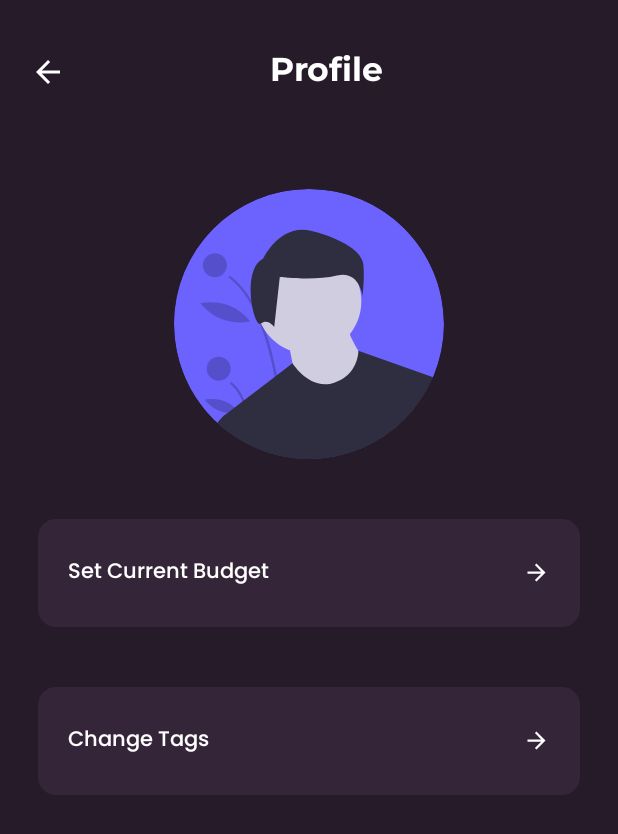
After one commit to Harsh-Pokarna/Wallet-Manager, an Android app: the ProfileActivity screen opened directly, with no data from a screen before it, on a phone screen of 412 x 824 dp. The commit adds this screen. Shown: the top 834 px of the screen. Run offline under Robolectric (Android 15) with nearby library versions, the phone set to English and light mode, and no system bars; our stand-ins replace CircleImageView.

Commit message:
architechture decided

```diff
--- a/app/build.gradle
+++ b/app/build.gradle
@@ -79,4 +79,7 @@ dependencies {
     implementation "androidx.activity:activity-ktx:1.4.0"
     implementation "androidx.fragment:fragment-ktx:1.4.0"
 
+    // Circle ImageView
+    implementation 'de.hdodenhof:circleimageview:3.1.0'
+
 }
--- a/app/src/main/AndroidManifest.xml
+++ b/app/src/main/AndroidManifest.xml
@@ -15,6 +15,9 @@
         android:roundIcon="@mipmap/ic_launcher_round"
         android:supportsRtl="true"
         android:theme="@style/Theme.AppCompat.Light.NoActionBar">
+        <activity
+            android:name=".profile.ProfileActivity"
+            android:exported="false" />
         <activity
             android:name=".profile.TagsActivity"
             android:exported="false" />
--- a/app/src/main/java/com/example/walletmanager/home/DashboardActivity.kt
+++ b/app/src/main/java/com/example/walletmanager/home/DashboardActivity.kt
@@ -94,10 +94,10 @@ class DashboardActivity : AppCompatActivity(), TransactionHistoryAdapter.OnClick
 //            transactionHistoryAdapter.addData(listOfTransactions)
 //        })
 
-        homeViewModel.getAllTransactions().observe(this, {
+        homeViewModel.getAllTransactions().observe(this) {
             Log.e("TAG", "transaction values: $it")
             transactionHistoryAdapter.addData(it)
-        })
+        }
     }
 
     companion object {
@@ -105,7 +105,6 @@ class DashboardActivity : AppCompatActivity(), TransactionHistoryAdapter.OnClick
     }
 
     override fun onDeleteClicked(transaction: Transaction) {
-        Log.e("TAG", "delete click recorded")
         homeViewModel.deleteTransaction(transaction)
     }
 
--- /dev/null
+++ b/app/src/main/java/com/example/walletmanager/profile/ProfileActivity.kt
@@ -0,0 +1,37 @@
+package com.example.walletmanager.profile
+
+import androidx.appcompat.app.AppCompatActivity
+import android.os.Bundle
+import com.example.walletmanager.R
+
+class ProfileActivity : AppCompatActivity() {
+    override fun onCreate(savedInstanceState: Bundle?) {
+        super.onCreate(savedInstanceState)
+        setContentView(R.layout.activity_profile)
+
+        init()
+    }
+
+    private fun init() {
+        fetchData()
+        setViews()
+        setObservers()
+        setListeners()
+    }
+
+    private fun fetchData() {
+
+    }
+
+    private fun setViews() {
+
+    }
+
+    private fun setObservers() {
+
+    }
+
+    private fun setListeners() {
+
+    }
+}
--- /dev/null
+++ b/app/src/main/res/drawable/general_background.xml
@@ -0,0 +1,7 @@
+<?xml version="1.0" encoding="utf-8"?>
+<shape xmlns:android="http://schemas.android.com/apk/res/android">
+
+    <solid android:color="@color/colorSecondary"/>
+    <corners android:radius="12dp"/>
+
+</shape>
--- a/app/src/main/res/layout/activity_dashboard.xml
+++ b/app/src/main/res/layout/activity_dashboard.xml
@@ -68,7 +68,7 @@
 
             <LinearLayout
                 android:layout_width="match_parent"
-                android:layout_height="match_parent"
+                android:layout_height="wrap_content"
                 android:gravity="center_horizontal"
                 android:orientation="vertical">
 
--- /dev/null
+++ b/app/src/main/res/layout/activity_profile.xml
@@ -0,0 +1,146 @@
+<?xml version="1.0" encoding="utf-8"?>
+<androidx.constraintlayout.widget.ConstraintLayout xmlns:android="http://schemas.android.com/apk/res/android"
+    xmlns:app="http://schemas.android.com/apk/res-auto"
+    xmlns:tools="http://schemas.android.com/tools"
+    android:layout_width="match_parent"
+    android:layout_height="match_parent"
+    android:background="@color/colorPrimary"
+    tools:context=".profile.ProfileActivity">
+
+    <LinearLayout
+        android:layout_width="match_parent"
+        android:layout_height="match_parent"
+        android:orientation="vertical">
+
+        <androidx.appcompat.widget.Toolbar
+            android:id="@+id/activity_profile_tb"
+            android:layout_width="match_parent"
+            android:layout_height="wrap_content"
+            android:layout_marginTop="20dp"
+            android:background="@color/colorPrimary"
+            app:contentInsetStart="0dp">
+
+            <LinearLayout
+                android:layout_width="match_parent"
+                android:layout_height="wrap_content"
+                android:orientation="horizontal"
+                android:paddingHorizontal="20dp">
+
+                <ImageButton
+                    android:id="@+id/activity_profile_back_btn"
+                    android:layout_width="wrap_content"
+                    android:layout_height="wrap_content"
+                    android:layout_gravity="center_vertical"
+                    android:background="@android:color/transparent"
+                    android:src="@drawable/ic_baseline_arrow_back_24" />
+
+
+                <View
+                    android:layout_width="match_parent"
+                    android:layout_height="0dp"
+                    android:layout_weight="1" />
+
+                <TextView
+                    style="@style/ToolbarTextStyle"
+                    android:layout_width="wrap_content"
+                    android:layout_height="wrap_content"
+                    android:text="Profile"
+                    android:textColor="@color/white" />
+
+                <View
+                    android:layout_width="match_parent"
+                    android:layout_height="0dp"
+                    android:layout_weight="1" />
+            </LinearLayout>
+
+        </androidx.appcompat.widget.Toolbar>
+
+        <ScrollView
+            android:layout_width="match_parent"
+            android:layout_height="wrap_content">
+
+            <LinearLayout
+                android:layout_width="match_parent"
+                android:layout_height="wrap_content"
+                android:orientation="vertical">
+
+                <de.hdodenhof.circleimageview.CircleImageView
+                    android:id="@+id/activity_profile_profile_image"
+                    android:layout_width="180dp"
+                    android:layout_height="180dp"
+                    android:layout_gravity="center_horizontal"
+                    android:layout_marginTop="50dp"
+                    android:src="@drawable/ic_profile_image" />
+
+                <LinearLayout
+                    android:layout_width="wrap_content"
+                    android:layout_height="wrap_content"
+                    android:layout_marginHorizontal="25dp"
+                    android:layout_marginTop="40dp"
+                    android:background="@drawable/general_background"
+                    android:orientation="horizontal"
+                    android:paddingHorizontal="20dp"
+                    android:paddingVertical="24dp">
+
+                    <TextView
+                        style="@style/PoppinsMediumText"
+                        android:layout_width="wrap_content"
+                        android:layout_height="wrap_content"
+                        android:text="Set Current Budget"
+                        android:textColor="@color/white" />
+
+                    <View
+                        android:layout_width="0dp"
+                        android:layout_height="wrap_content"
+                        android:layout_weight="1" />
+
+                    <ImageButton
+                        android:id="@+id/activity_profile_set_budget_btn"
+                        android:layout_width="18dp"
+                        android:layout_height="18dp"
+                        android:layout_gravity="center"
+                        android:background="@color/colorTransparent"
+                        android:scaleType="fitXY"
+                        android:src="@drawable/ic_baseline_arrow_forward_24"
+                        app:tint="@color/white" />
+                </LinearLayout>
+
+                <LinearLayout
+                    android:layout_width="wrap_content"
+                    android:layout_height="wrap_content"
+                    android:layout_marginHorizontal="25dp"
+                    android:layout_marginTop="40dp"
+                    android:background="@drawable/general_background"
+                    android:orientation="horizontal"
+                    android:paddingHorizontal="20dp"
+                    android:paddingVertical="24dp">
+
+                    <TextView
+                        style="@style/PoppinsMediumText"
+                        android:layout_width="wrap_content"
+                        android:layout_height="wrap_content"
+                        android:text="Change Tags"
+                        android:textColor="@color/white" />
+
+                    <View
+                        android:layout_width="0dp"
+                        android:layout_height="wrap_content"
+                        android:layout_weight="1" />
+
+                    <ImageButton
+                        android:id="@+id/activity_profile_change_tags_btn"
+                        android:layout_width="18dp"
+                        android:layout_height="18dp"
+                        android:layout_gravity="center"
+                        android:background="@color/colorTransparent"
+                        android:scaleType="fitXY"
+                        android:src="@drawable/ic_baseline_arrow_forward_24"
+                        app:tint="@color/white" />
+                </LinearLayout>
+
+
+            </LinearLayout>
+        </ScrollView>
+    </LinearLayout>
+
+</androidx.constraintlayout.widget.ConstraintLayout>
--- a/app/src/main/res/values/colors.xml
+++ b/app/src/main/res/values/colors.xml
@@ -11,6 +11,7 @@
     <color name="colorPrimary">#261B29</color>
     <color name="colorSecondary">#352539</color>
     <color name="colorAccent">#AC27FD</color>
+    <color name="colorTransparent">@android:color/transparent</color>
     <color name="softGreen">#FEF4F4</color>
     <color name="red">#FF0000</color>
     <color name="green">#53C020</color>
--- a/build.gradle
+++ b/build.gradle
@@ -5,7 +5,7 @@ buildscript {
         mavenCentral()
     }
     dependencies {
-        classpath "com.android.tools.build:gradle:7.0.4"
+        classpath 'com.android.tools.build:gradle:7.1.2'
         classpath "org.jetbrains.kotlin:kotlin-gradle-plugin:1.6.10"
 
         // NOTE: Do not place your application dependencies here; they belong
```
Also changed, not shown: gradle/wrapper/gradle-wrapper.properties.
